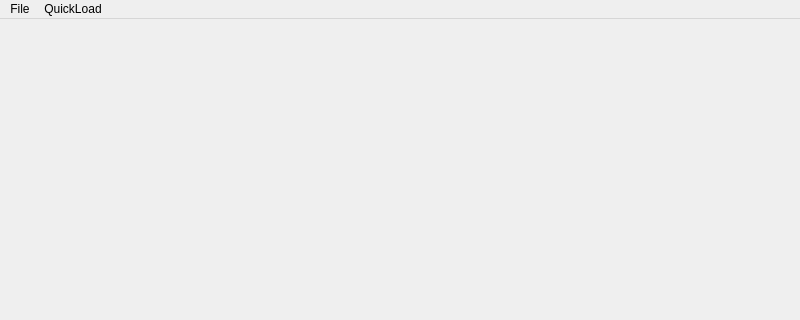
Qt form GUI/mainWindow.ui (cordafab/SuperCages) before a commit; both pictures show x 0 to 800 and y 0 to 320 of the 800 by 600 pixel window.
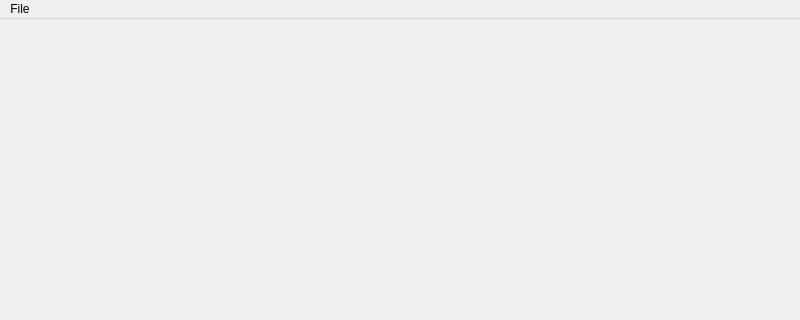
The same form after that commit.

Patch:
```diff
--- a/GUI/mainWindow.ui
+++ b/GUI/mainWindow.ui
@@ -22,7 +22,7 @@
      <x>0</x>
      <y>0</y>
      <width>800</width>
-     <height>22</height>
+     <height>21</height>
     </rect>
    </property>
    <widget class="QMenu" name="menuFile">
@@ -31,15 +31,7 @@
     </property>
     <addaction name="actionQuit"/>
    </widget>
-   <widget class="QMenu" name="menuQuickLoad">
-    <property name="title">
-     <string>QuickLoad</string>
-    </property>
-    <addaction name="actionSmallHumanoid"/>
-    <addaction name="actionHorse"/>
-   </widget>
    <addaction name="menuFile"/>
-   <addaction name="menuQuickLoad"/>
   </widget>
   <widget class="QStatusBar" name="statusbar"/>
   <action name="actionQuit">
```
